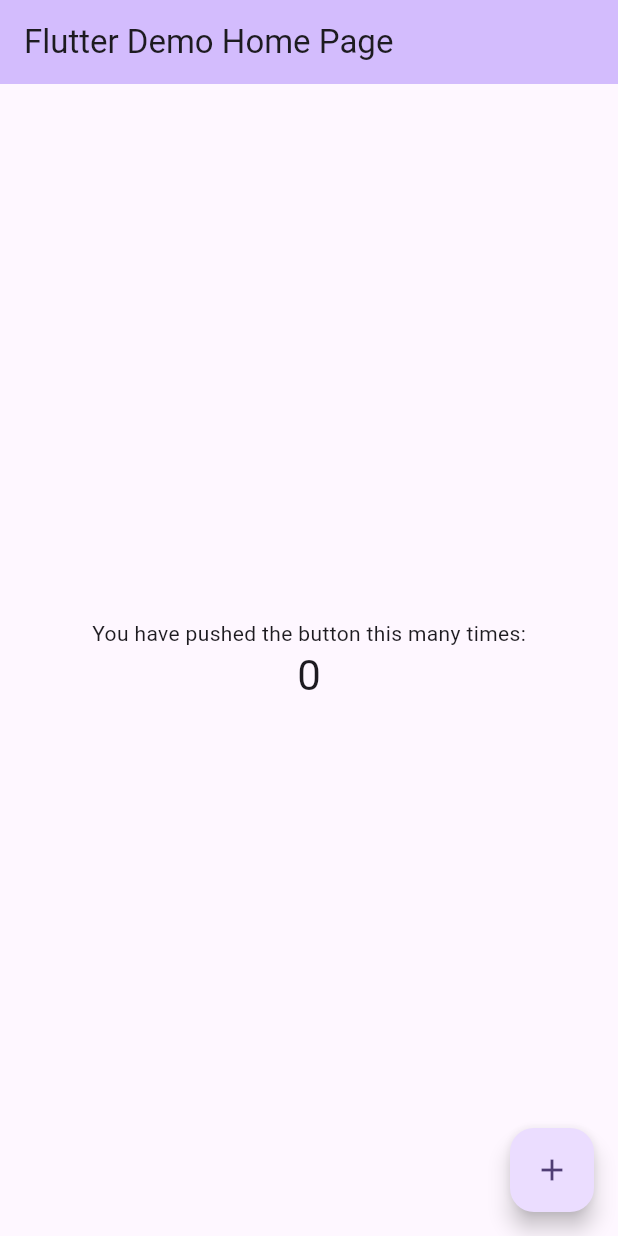
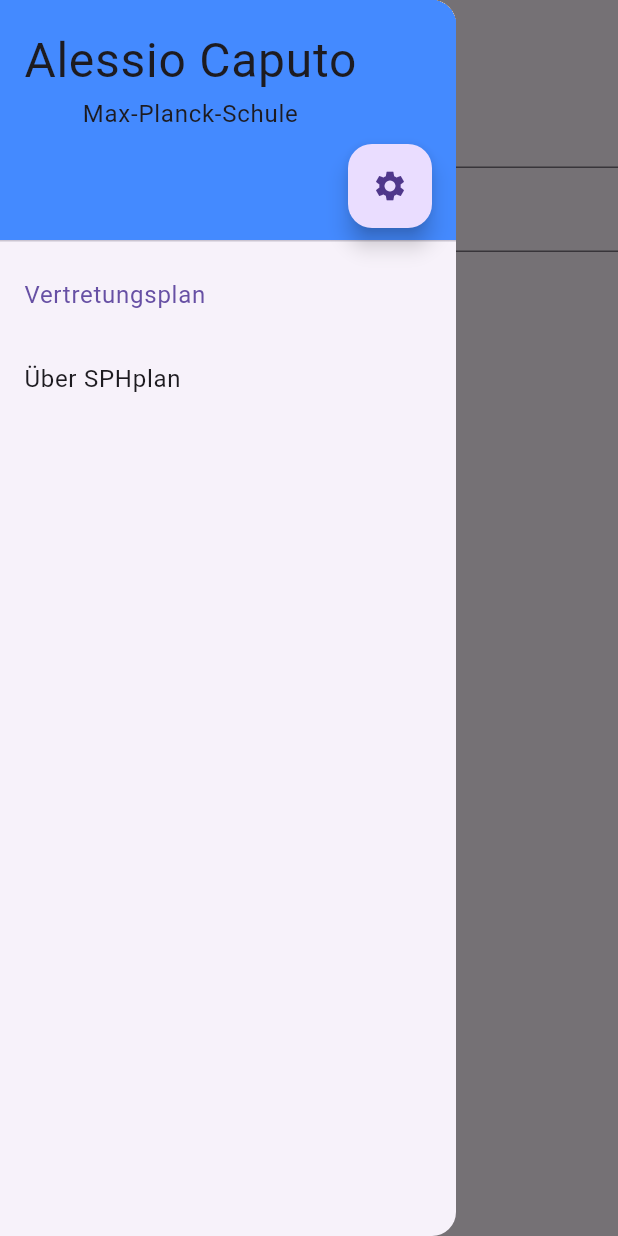
Before and after one commit to lanis-mobile/lanis-mobile, a Flutter app: the screen it shows after launch, with the side drawer open (before the commit the screen has no drawer), on a phone screen of 412 x 824 dp. Run offline on Flutter 3.47's test engine with Material 2 defaults, Android fonts, the light colour scheme and no system bars.

Commit message:
style Fortschritt

```diff
--- a/flutter/lib/main.dart
+++ b/flutter/lib/main.dart
@@ -1,52 +1,31 @@
 import 'package:flutter/material.dart';
+import 'package:sph_plan/settings.dart';
+import 'package:sph_plan/vertretungsplan.dart';
 
 void main() {
-  runApp(const MyApp());
+  runApp(const App());
 }
 
-class MyApp extends StatelessWidget {
-  const MyApp({super.key});
+class App extends StatelessWidget {
+  const App({super.key});
 
-  // This widget is the root of your application.
+  static const appTitle = 'SPH';
+
   @override
   Widget build(BuildContext context) {
     return MaterialApp(
-      title: 'Flutter Demo',
+      title: appTitle,
+      home: const MyHomePage(title: appTitle),
       theme: ThemeData(
-        // This is the theme of your application.
-        //
-        // TRY THIS: Try running your application with "flutter run". You'll see
-        // the application has a blue toolbar. Then, without quitting the app,
-        // try changing the seedColor in the colorScheme below to Colors.green
-        // and then invoke "hot reload" (save your changes or press the "hot
-        // reload" button in a Flutter-supported IDE, or press "r" if you used
-        // the command line to start the app).
-        //
-        // Notice that the counter didn't reset back to zero; the application
-        // state is not lost during the reload. To reset the state, use hot
-        // restart instead.
-        //
-        // This works for code too, not just values: Most code changes can be
-        // tested with just a hot reload.
-        colorScheme: ColorScheme.fromSeed(seedColor: Colors.deepPurple),
-        useMaterial3: true,
-      ),
-      home: const MyHomePage(title: 'Flutter Demo Home Page'),
+          useMaterial3: true
+      )
     );
   }
 }
 
+
 class MyHomePage extends StatefulWidget {
   const MyHomePage({super.key, required this.title});
-
-  // This widget is the home page of your application. It is stateful, meaning
-  // that it has a State object (defined below) that contains fields that affect
-  // how it looks.
-
-  // This class is the configuration for the state. It holds the values (in this
-  // case the title) provided by the parent (in this case the App widget) and
-  // used by the build method of the State. Fields in a Widget subclass are
-  // always marked "final".
 
   final String title;
 
@@ -55,71 +34,90 @@
 }
 
 class _MyHomePageState extends State<MyHomePage> {
-  int _counter = 0;
+  int _selectedIndex = 0;
+  static const TextStyle optionStyle =
+  TextStyle(fontSize: 30, fontWeight: FontWeight.bold);
+  static const List<Widget> _widgetOptions = <Widget>[
+    SettingsScreen(),
+    VertretungsplanAnsicht(),
+    Text("About page einrichten")
+  ];
 
-  void _incrementCounter() {
+  void _onItemTapped(int index) {
     setState(() {
-      // This call to setState tells the Flutter framework that something has
-      // changed in this State, which causes it to rerun the build method below
-      // so that the display can reflect the updated values. If we changed
-      // _counter without calling setState(), then the build method would not be
-      // called again, and so nothing would appear to happen.
-      _counter++;
+      int realIndex = index-1;
+      if (realIndex == -1) {
+        _selectedIndex = index-1;
+      } else {
+        _selectedIndex = index;
+      }
     });
   }
 
   @override
   Widget build(BuildContext context) {
-    // This method is rerun every time setState is called, for instance as done
-    // by the _incrementCounter method above.
-    //
-    // The Flutter framework has been optimized to make rerunning build methods
-    // fast, so that you can just rebuild anything that needs updating rather
-    // than having to individually change instances of widgets.
     return Scaffold(
-      appBar: AppBar(
-        // TRY THIS: Try changing the color here to a specific color (to
-        // Colors.amber, perhaps?) and trigger a hot reload to see the AppBar
-        // change color while the other colors stay the same.
-        backgroundColor: Theme.of(context).colorScheme.inversePrimary,
-        // Here we take the value from the MyHomePage object that was created by
-        // the App.build method, and use it to set our appbar title.
-        title: Text(widget.title),
+      appBar: AppBar(title: Text(widget.title)),
+      body: Center(
+        child: _widgetOptions[_selectedIndex],
       ),
-      body: Center(
-        // Center is a layout widget. It takes a single child and positions it
-        // in the middle of the parent.
-        child: Column(
-          // Column is also a layout widget. It takes a list of children and
-          // arranges them vertically. By default, it sizes itself to fit its
-          // children horizontally, and tries to be as tall as its parent.
-          //
-          // Column has various properties to control how it sizes itself and
-          // how it positions its children. Here we use mainAxisAlignment to
-          // center the children vertically; the main axis here is the vertical
-          // axis because Columns are vertical (the cross axis would be
-          // horizontal).
-          //
-          // TRY THIS: Invoke "debug painting" (choose the "Toggle Debug Paint"
-          // action in the IDE, or press "p" in the console), to see the
-          // wireframe for each widget.
-          mainAxisAlignment: MainAxisAlignment.center,
-          children: <Widget>[
-            const Text(
-              'You have pushed the button this many times:',
+      drawer: Drawer(
+        child: ListView(
+          padding: EdgeInsets.zero,
+          children: [
+            DrawerHeader(
+
+              decoration: const BoxDecoration(
+                color: Colors.blueAccent,
+              ),
+              child: Stack(
+                children: [
+                  const Align(
+                    alignment: Alignment.topLeft,
+                    child: Column(
+                      children: [
+                        Text("Alessio Caputo", style: TextStyle(
+                          fontSize: 32
+                        )),
+                        Text("Max-Planck-Schule")
+                      ],
+                    )
+                  ),
+                  Align(
+                    alignment: Alignment.bottomRight,
+                    child:                   FloatingActionButton(
+                      onPressed: () {
+                        _onItemTapped(0);
+                        Navigator.pop(context);
+                      },
+                      child: Icon(Icons.settings),
+                    ),
+                  ),
+                ],
+              )
+
             ),
-            Text(
-              '$_counter',
-              style: Theme.of(context).textTheme.headlineMedium,
+            ListTile(
+              title: const Text('Vertretungsplan'),
+              selected: _selectedIndex == 0,
+              onTap: () {
+                _onItemTapped(1);
+                Navigator.pop(context);
+              },
+            ),
+            ListTile(
+              title: const Text('Über SPHplan'),
+              selected: _selectedIndex == 1,
+              onTap: () {
+                // Update the state of the app
+                _onItemTapped(2);
+                // Then close the drawer
+                Navigator.pop(context);
+              },
             ),
           ],
         ),
       ),
-      floatingActionButton: FloatingActionButton(
-        onPressed: _incrementCounter,
-        tooltip: 'Increment',
-        child: const Icon(Icons.add),
-      ), // This trailing comma makes auto-formatting nicer for build methods.
     );
   }
 }
--- /dev/null
+++ b/flutter/lib/settings.dart
@@ -0,0 +1,22 @@
+import 'package:flutter/material.dart';
+
+class SettingsScreen extends StatelessWidget {
+  const SettingsScreen({super.key});
+
+  @override
+  Widget build(BuildContext context) {
+    return Scaffold(
+      body: Column(
+        children: [
+          TextFormField(
+            decoration: const InputDecoration(labelText: 'Benutzername'),
+          ),
+          TextFormField(
+            decoration: const InputDecoration(labelText: 'Passwort'),
+            obscureText: true, // Passwortfeld ausblenden
+          ),
+        ],
+      ),
+    );
+  }
+}
--- /dev/null
+++ b/flutter/lib/vertretungsplan.dart
@@ -0,0 +1,14 @@
+import 'package:flutter/material.dart';
+
+class VertretungsplanAnsicht extends StatelessWidget {
+  const VertretungsplanAnsicht({super.key});
+
+  @override
+  Widget build(BuildContext context) {
+    return const Scaffold(
+      body: Center(
+        child: Text('Der Vertretungsplan ist derzeit leer.'),
+      ),
+    );
+  }
+}
```
Also changed, not shown: 1 other file.
